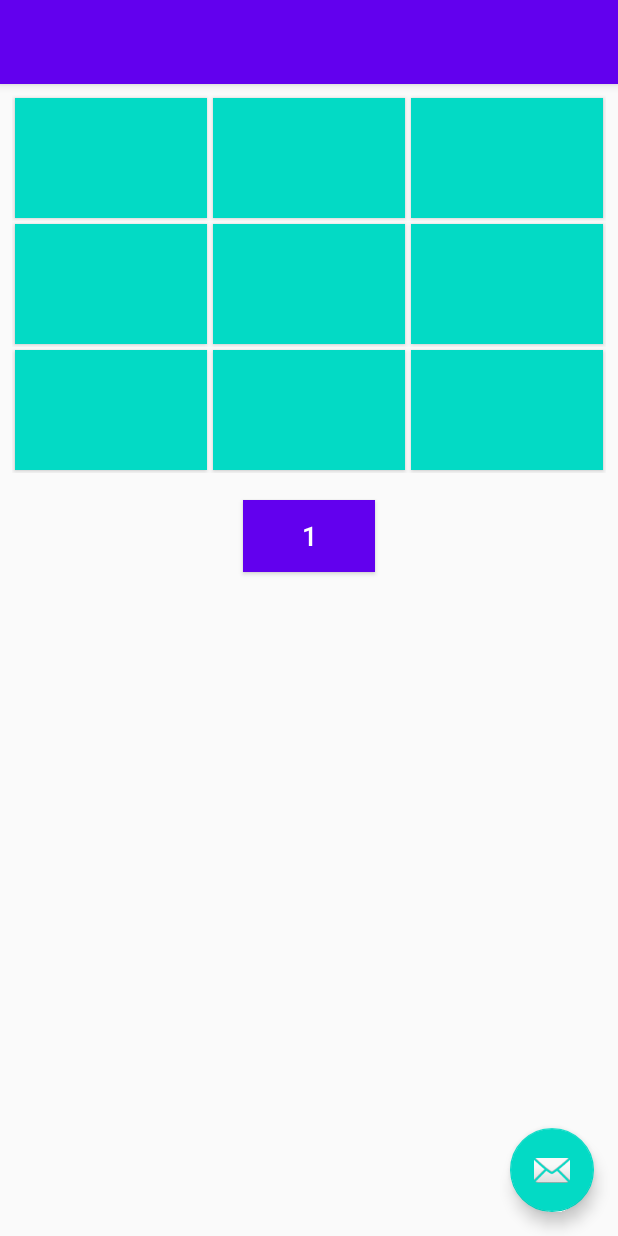
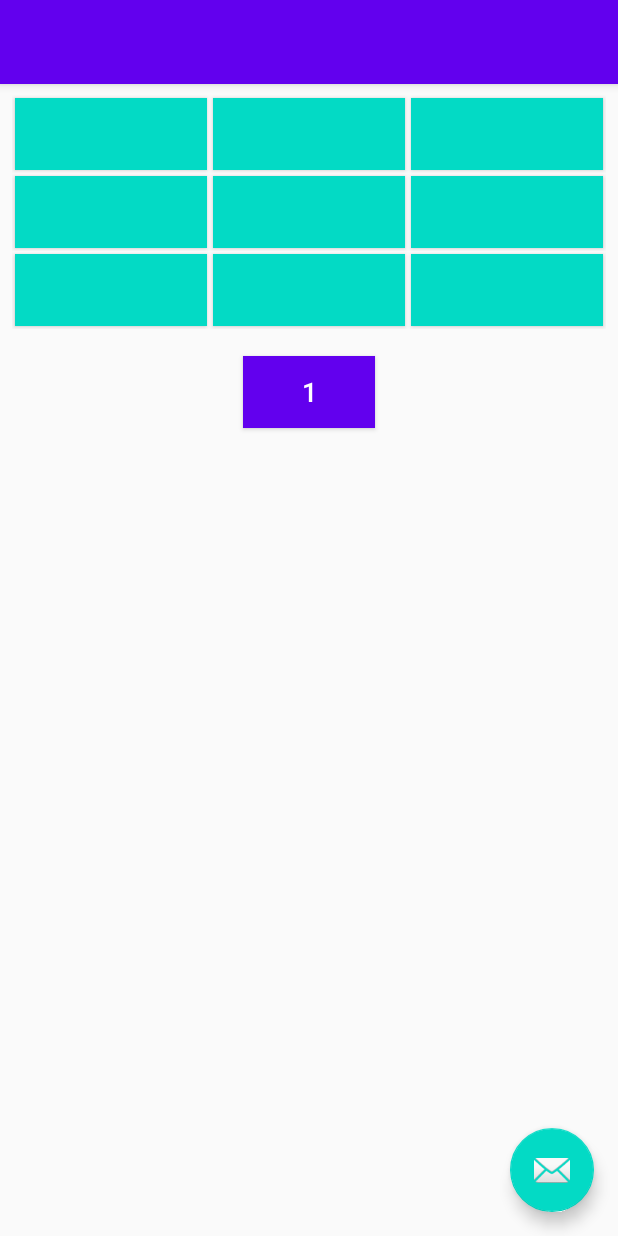
Before and after one commit to milindoka/TimeTable, an Android app: the screen it shows after launch (MainActivity), on a phone screen of 412 x 824 dp. Run offline under Robolectric (Android 15) with nearby library versions, the phone set to English and light mode, and no system bars.

Commit message:
Perfecting time table layout

```diff
--- a/app/src/main/res/layout/adapter_pager.xml
+++ b/app/src/main/res/layout/adapter_pager.xml
@@ -26,8 +26,8 @@
 
             <Button
                 android:id="@+id/b00"
-                android:layout_width="80dp"
-                android:layout_height="80dp"
+                android:layout_width="0dp"
+                android:layout_height="wrap_content"
                 android:textSize="22sp"
                 android:textColor="#FFFFFF"
                 android:background="@color/colorAccent"
@@ -38,8 +38,8 @@
 
             <Button
                 android:id="@+id/b01"
-                android:layout_width="80dp"
-                android:layout_height="80dp"
+                android:layout_width="0dp"
+                android:layout_height="wrap_content"
                 android:textSize="22sp"
                 android:textColor="#FFFFFF"
                 android:background="@color/colorAccent"
@@ -50,8 +50,8 @@
 
             <Button
                 android:id="@+id/b02"
-                android:layout_width="80dp"
-                android:layout_height="80dp"
+                android:layout_width="0dp"
+                android:layout_height="wrap_content"
                 android:textSize="22sp"
                 android:textColor="#FFFFFF"
                 android:background="@color/colorAccent"
@@ -67,8 +67,8 @@
 
             <Button
                 android:id="@+id/b10"
-                android:layout_width="80dp"
-                android:layout_height="80dp"
+                android:layout_width="0dp"
+                android:layout_height="wrap_content"
                 android:textSize="22sp"
                 android:textColor="#FFFFFF"
                 android:background="@color/colorAccent"
@@ -79,8 +79,8 @@
 
             <Button
                 android:id="@+id/b11"
-                android:layout_width="80dp"
-                android:layout_height="80dp"
+                android:layout_width="0dp"
+                android:layout_height="wrap_content"
                 android:textSize="22sp"
                 android:textColor="#FFFFFF"
                 android:background="@color/colorAccent"
@@ -91,8 +91,8 @@
 
             <Button
                 android:id="@+id/b12"
-                android:layout_width="80dp"
-                android:layout_height="80dp"
+                android:layout_width="0dp"
+                android:layout_height="wrap_content"
                 android:textSize="22sp"
                 android:textColor="#FFFFFF"
                 android:background="@color/colorAccent"
@@ -108,8 +108,8 @@
 
             <Button
                 android:id="@+id/b20"
-                android:layout_width="80dp"
-                android:layout_height="80dp"
+                android:layout_width="0dp"
+                android:layout_height="wrap_content"
                 android:textSize="22sp"
                 android:textColor="#FFFFFF"
                 android:background="@color/colorAccent"
@@ -120,8 +120,8 @@
 
             <Button
                 android:id="@+id/b21"
-                android:layout_width="80dp"
-                android:layout_height="80dp"
+                android:layout_width="0dp"
+                android:layout_height="wrap_content"
                 android:textSize="22sp"
                 android:textColor="#FFFFFF"
                 android:background="@color/colorAccent"
@@ -132,8 +132,8 @@
 
             <Button
                 android:id="@+id/b22"
-                android:layout_width="80dp"
-                android:layout_height="80dp"
+                android:layout_width="0dp"
+                android:layout_height="wrap_content"
                 android:textSize="22sp"
                 android:textColor="#FFFFFF"
                 android:background="@color/colorAccent"
```
